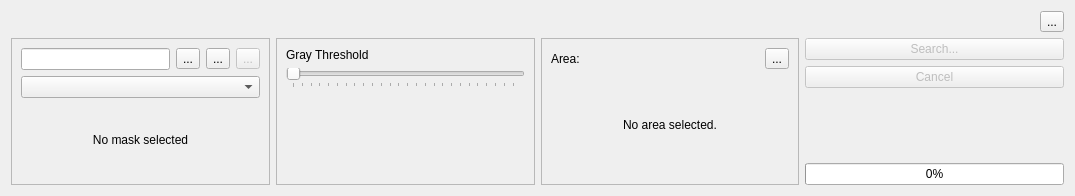
First picture: the form in src/IMapSearchWidget.ui, repository ntruchsess/QLandkarteGT, before the edit.
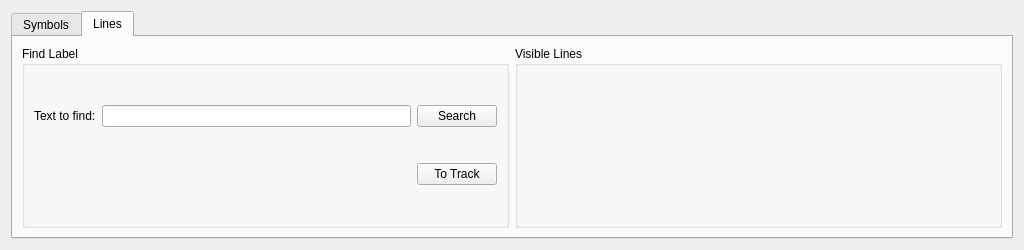
Second picture: the form after the edit. The open tabs and pages were chosen to show the change.

Commit message: make map serach dialog a tab widget for extended search

What changed in the file:
```diff
--- a/src/IMapSearchWidget.ui
+++ b/src/IMapSearchWidget.ui
@@ -5,8 +5,8 @@
    <rect>
     <x>0</x>
     <y>0</y>
-    <width>1075</width>
-    <height>196</height>
+    <width>1024</width>
+    <height>250</height>
    </rect>
   </property>
   <property name="minimumSize" >
@@ -24,31 +24,17 @@
   <property name="windowTitle" >
    <string>Form</string>
   </property>
-  <layout class="QVBoxLayout" >
+  <layout class="QVBoxLayout" name="verticalLayout" >
    <item>
-    <layout class="QHBoxLayout" >
-     <item>
-      <spacer>
-       <property name="orientation" >
-        <enum>Qt::Horizontal</enum>
-       </property>
-       <property name="sizeHint" >
-        <size>
-         <width>40</width>
-         <height>20</height>
-        </size>
-       </property>
-      </spacer>
-     </item>
-     <item>
-      <widget class="QToolButton" name="toolExit" >
-       <property name="text" >
-        <string>...</string>
-       </property>
-      </widget>
-     </item>
-    </layout>
-   </item>
+    <widget class="QTabWidget" name="tabWidget" >
+     <property name="currentIndex" >
+      <number>0</number>
+     </property>
+     <widget class="QWidget" name="symbols" >
+      <attribute name="title" >
+       <string>Symbols</string>
+      </attribute>
+      <layout class="QVBoxLayout" name="verticalLayout_2" >
    <item>
     <layout class="QHBoxLayout" >
      <item>
@@ -163,7 +149,7 @@
           <property name="orientation" >
            <enum>Qt::Vertical</enum>
           </property>
-          <property name="sizeHint" >
+              <property name="sizeHint" stdset="0" >
            <size>
             <width>20</width>
             <height>40</height>
@@ -250,7 +236,7 @@
          <property name="orientation" >
           <enum>Qt::Vertical</enum>
          </property>
-         <property name="sizeHint" >
+             <property name="sizeHint" stdset="0" >
           <size>
            <width>20</width>
            <height>40</height>
@@ -290,6 +276,87 @@
       </layout>
      </item>
     </layout>
+       </item>
+      </layout>
+     </widget>
+     <widget class="QWidget" name="lines" >
+      <attribute name="title" >
+       <string>Lines</string>
+      </attribute>
+      <layout class="QHBoxLayout" name="horizontalLayout" >
+       <item>
+        <widget class="QGroupBox" name="groupBox" >
+         <property name="title" >
+          <string>Find Label</string>
+         </property>
+         <layout class="QGridLayout" name="gridLayout" >
+          <item row="0" column="0" >
+           <widget class="QLabel" name="label_3" >
+            <property name="text" >
+             <string>Text to find:</string>
+            </property>
+           </widget>
+          </item>
+          <item row="0" column="1" >
+           <widget class="QLineEdit" name="lineTextToFind" />
+          </item>
+          <item row="0" column="2" >
+           <widget class="QPushButton" name="pushSearchText" >
+            <property name="text" >
+             <string>Search</string>
+            </property>
+           </widget>
+          </item>
+          <item row="1" column="1" >
+           <widget class="QLabel" name="labelStatusLabel" >
+            <property name="text" >
+             <string/>
+            </property>
+            <property name="wordWrap" >
+             <bool>true</bool>
+            </property>
+           </widget>
+          </item>
+          <item row="1" column="2" >
+           <widget class="QPushButton" name="pushToTrack" >
+            <property name="text" >
+             <string>To Track</string>
+            </property>
+           </widget>
+          </item>
+         </layout>
+         <zorder>lineTextToFind</zorder>
+         <zorder>pushSearchText</zorder>
+         <zorder>pushToTrack</zorder>
+         <zorder>labelStatusLabel</zorder>
+         <zorder>label_3</zorder>
+        </widget>
+       </item>
+       <item>
+        <widget class="QGroupBox" name="groupBox_2" >
+         <property name="title" >
+          <string>Visible Lines</string>
+         </property>
+         <layout class="QGridLayout" name="gridLayout_2" >
+          <item row="0" column="0" >
+           <spacer name="horizontalSpacer" >
+            <property name="orientation" >
+             <enum>Qt::Horizontal</enum>
+            </property>
+            <property name="sizeHint" stdset="0" >
+             <size>
+              <width>40</width>
+              <height>20</height>
+             </size>
+            </property>
+           </spacer>
+          </item>
+         </layout>
+        </widget>
+       </item>
+      </layout>
+     </widget>
+    </widget>
    </item>
   </layout>
  </widget>
```
Lines whose indentation alone changed are shown as unchanged. The commit also changes 7 other files.
